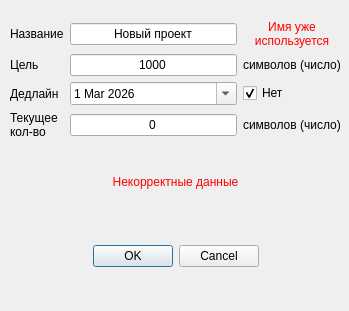
First picture: the form in UI template/create_project.ui, repository nevskyforever/nfprogress, before the edit.
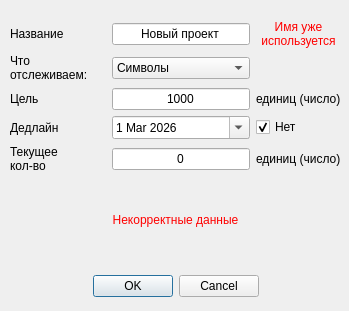
Second picture: the form after the edit.

The edit to the form file:
```diff
--- a/UI template/create_project.ui
+++ b/UI template/create_project.ui
@@ -40,7 +40,7 @@
    <property name="geometry">
     <rect>
      <x>0</x>
-     <y>240</y>
+     <y>270</y>
      <width>351</width>
      <height>32</height>
     </rect>
@@ -61,7 +61,7 @@
      <x>10</x>
      <y>20</y>
      <width>331</width>
-     <height>200</height>
+     <height>241</height>
     </rect>
    </property>
    <property name="sizePolicy">
@@ -77,21 +77,72 @@
     </size>
    </property>
    <layout class="QGridLayout" name="gridLayout">
-    <item row="1" column="2">
+    <item row="7" column="0" colspan="3">
+     <widget class="QLabel" name="incorrect_data">
+      <property name="enabled">
+       <bool>true</bool>
+      </property>
+      <property name="styleSheet">
+       <string notr="true">QLabel {
+    color: rgb(255, 0, 0);
+}</string>
+      </property>
+      <property name="text">
+       <string>&lt;html&gt;&lt;head/&gt;&lt;body&gt;&lt;p align=&quot;center&quot;&gt;Некорректные данные&lt;/p&gt;&lt;/body&gt;&lt;/html&gt;</string>
+      </property>
+     </widget>
+    </item>
+    <item row="4" column="0">
+     <widget class="QLabel" name="label_3">
+      <property name="text">
+       <string>Дедлайн</string>
+      </property>
+     </widget>
+    </item>
+    <item row="0" column="0">
+     <widget class="QLabel" name="label">
+      <property name="text">
+       <string>Название</string>
+      </property>
+     </widget>
+    </item>
+    <item row="3" column="0">
+     <widget class="QLabel" name="label_2">
+      <property name="text">
+       <string>Цель</string>
+      </property>
+     </widget>
+    </item>
+    <item row="3" column="2">
      <widget class="QLabel" name="label_6">
       <property name="text">
-       <string>символов (число)</string>
+       <string>единиц (число)</string>
       </property>
      </widget>
     </item>
-    <item row="2" column="1">
+    <item row="0" column="2">
+     <widget class="QLabel" name="incorrect_name">
+      <property name="enabled">
+       <bool>true</bool>
+      </property>
+      <property name="styleSheet">
+       <string notr="true">QLabel {
+    color: rgb(255, 0, 0);
+}</string>
+      </property>
+      <property name="text">
+       <string>&lt;html&gt;&lt;head/&gt;&lt;body&gt;&lt;p align=&quot;center&quot;&gt;Имя уже&lt;br/&gt;используется&lt;/p&gt;&lt;/body&gt;&lt;/html&gt;</string>
+      </property>
+     </widget>
+    </item>
+    <item row="4" column="1">
      <widget class="QDateEdit" name="de_deadline">
       <property name="enabled">
        <bool>true</bool>
       </property>
       <property name="dateTime">
        <datetime>
-        <hour>20</hour>
+        <hour>12</hour>
         <minute>0</minute>
         <second>0</second>
         <year>2026</year>
@@ -118,14 +169,17 @@
       </property>
      </widget>
     </item>
-    <item row="2" column="0">
-     <widget class="QLabel" name="label_3">
+    <item row="3" column="1">
+     <widget class="QLineEdit" name="le_goal">
       <property name="text">
-       <string>Дедлайн</string>
+       <string notr="true">1000</string>
+      </property>
+      <property name="alignment">
+       <set>Qt::AlignmentFlag::AlignCenter</set>
       </property>
      </widget>
     </item>
-    <item row="2" column="2">
+    <item row="4" column="2">
      <widget class="QCheckBox" name="checkBox">
       <property name="text">
        <string>Нет</string>
@@ -141,36 +195,24 @@
       </property>
      </widget>
     </item>
-    <item row="1" column="0">
-     <widget class="QLabel" name="label_2">
+    <item row="5" column="2">
+     <widget class="QLabel" name="label_5">
       <property name="text">
-       <string>Цель</string>
+       <string>единиц (число)</string>
       </property>
      </widget>
     </item>
-    <item row="0" column="0">
-     <widget class="QLabel" name="label">
+    <item row="0" column="1">
+     <widget class="QLineEdit" name="le_name">
       <property name="text">
-       <string>Название</string>
+       <string>Новый проект</string>
       </property>
-     </widget>
-    </item>
-    <item row="0" column="2">
-     <widget class="QLabel" name="incorrect_name">
-      <property name="enabled">
-       <bool>true</bool>
+      <property name="alignment">
+       <set>Qt::AlignmentFlag::AlignCenter</set>
       </property>
-      <property name="styleSheet">
-       <string notr="true">QLabel {
-    color: rgb(255, 0, 0);
-}</string>
-      </property>
-      <property name="text">
-       <string>&lt;html&gt;&lt;head/&gt;&lt;body&gt;&lt;p align=&quot;center&quot;&gt;Имя уже&lt;br/&gt;используется&lt;/p&gt;&lt;/body&gt;&lt;/html&gt;</string>
-      </property>
      </widget>
     </item>
-    <item row="3" column="0">
+    <item row="5" column="0">
      <widget class="QLabel" name="label_4">
       <property name="text">
        <string>&lt;html&gt;&lt;head/&gt;&lt;body&gt;&lt;p&gt;Текущее&lt;br/&gt;кол-во&lt;/p&gt;&lt;/body&gt;&lt;/html&gt;</string>
@@ -186,24 +228,7 @@
       </property>
      </widget>
     </item>
-    <item row="3" column="2">
-     <widget class="QLabel" name="label_5">
-      <property name="text">
-       <string>символов (число)</string>
-      </property>
-     </widget>
-    </item>
-    <item row="0" column="1">
-     <widget class="QLineEdit" name="le_name">
-      <property name="text">
-       <string>Новый проект</string>
-      </property>
-      <property name="alignment">
-       <set>Qt::AlignmentFlag::AlignCenter</set>
-      </property>
-     </widget>
-    </item>
-    <item row="3" column="1">
+    <item row="5" column="1">
      <widget class="QLineEdit" name="le_total_symbols">
       <property name="text">
        <string>0</string>
@@ -213,29 +238,44 @@
       </property>
      </widget>
     </item>
+    <item row="1" column="0">
+     <widget class="QLabel" name="label_7">
+      <property name="text">
+       <string>Что отслеживаем:</string>
+      </property>
+      <property name="wordWrap">
+       <bool>true</bool>
+      </property>
+     </widget>
+    </item>
     <item row="1" column="1">
-     <widget class="QLineEdit" name="le_goal">
-      <property name="text">
-       <string notr="true">1000</string>
+     <widget class="QComboBox" name="cb_unit">
+      <property name="minimumSize">
+       <size>
+        <width>0</width>
+        <height>0</height>
+       </size>
       </property>
-      <property name="alignment">
-       <set>Qt::AlignmentFlag::AlignCenter</set>
-      </property>
-     </widget>
-    </item>
-    <item row="4" column="0" colspan="3">
-     <widget class="QLabel" name="incorrect_data">
-      <property name="enabled">
-       <bool>true</bool>
-      </property>
-      <property name="styleSheet">
-       <string notr="true">QLabel {
-    color: rgb(255, 0, 0);
-}</string>
-      </property>
-      <property name="text">
-       <string>&lt;html&gt;&lt;head/&gt;&lt;body&gt;&lt;p align=&quot;center&quot;&gt;Некорректные данные&lt;/p&gt;&lt;/body&gt;&lt;/html&gt;</string>
-      </property>
+      <item>
+       <property name="text">
+        <string>Символы</string>
+       </property>
+      </item>
+      <item>
+       <property name="text">
+        <string>Листы A4</string>
+       </property>
+      </item>
+      <item>
+       <property name="text">
+        <string>Авторские листы</string>
+       </property>
+      </item>
+      <item>
+       <property name="text">
+        <string>Страницы Фикбука</string>
+       </property>
+      </item>
      </widget>
     </item>
    </layout>
```
